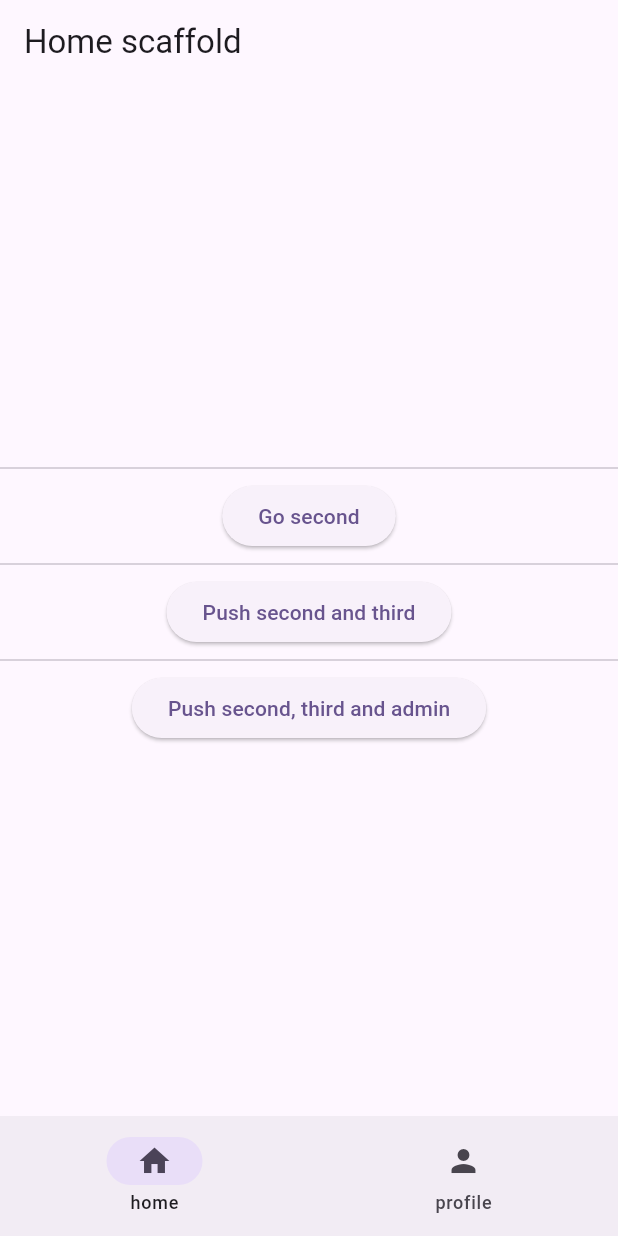
After one commit to melWiss/eazy_router, a Flutter app: the screen it shows after launch, on a phone screen of 412 x 824 dp. The commit adds this screen. Run offline on Flutter 3.47's test engine with Material 3 defaults, Android fonts, the phone set to English and light mode, and no system bars; our stand-ins replace glob; missing offline and left inert: analyzer, build, source_gen.

Commit message:
initial nested navigation support

```diff
--- a/eazy_router/lib/src/eazy_router.dart
+++ b/eazy_router/lib/src/eazy_router.dart
@@ -5,11 +5,13 @@ import 'package:eazy_router/src/other/eazy_route_middleware.dart';
 import 'package:flutter/widgets.dart';
 
 abstract class IEazyRouter with ChangeNotifier {
-  Map<String, EazyRoute Function(Map<String, String> params)> get routes;
+  Map<String, EazyRoute Function(Map<String, String>? params)> get routes;
+  IEazyRouter? get parent;
   void setInitialRoute(EazyRoute route);
+  EazyRoute? get initialRoute;
   void setNotFoundRoute(EazyRoute route);
   void registerRoutes(
-      Map<String, EazyRoute Function(Map<String, String> params)> routes);
+      Map<String, EazyRoute Function(Map<String, String>? params)> routes);
   Future<T?> push<T>(EazyRoute route);
   void pushTop<T>(EazyRoute route);
   void popTop();
@@ -25,6 +27,7 @@ abstract class IEazyRouter with ChangeNotifier {
   bool hasRoute(String name);
   List<EazyRoute> get routeStack;
   Uri get currentUri;
+  void setParentRouter(IEazyRouter? router);
 }
 
 class EazyRouter extends IEazyRouter {
@@ -33,8 +36,9 @@ class EazyRouter extends IEazyRouter {
   final List<Completer> _completersStack = [];
   EazyRoute? _initialRoute;
   EazyRoute? _notFoundRoute;
-  final Map<String, EazyRoute Function(Map<String, String> params)>
+  final Map<String, EazyRoute Function(Map<String, String>? params)>
       _registeredRoutes = {};
+  IEazyRouter? _parent;
 
   EazyRouter();
 
@@ -90,8 +94,11 @@ class EazyRouter extends IEazyRouter {
     _state.removeRange(_state.length - times, _state.length);
     _state = List.from(_state);
     notifyListeners();
-    _completersStack.last.complete(data);
-    _completersStack.removeLast();
+    if (_completersStack.isNotEmpty &&
+        data.runtimeType == _completersStack.last.runtimeType) {
+      _completersStack.last.complete(data);
+      _completersStack.removeLast();
+    }
   }
 
   @override
@@ -192,12 +199,12 @@ class EazyRouter extends IEazyRouter {
 
   @override
   void registerRoutes(
-      Map<String, EazyRoute Function(Map<String, String> params)> routes) {
+      Map<String, EazyRoute Function(Map<String, String>? params)> routes) {
     _registeredRoutes.addAll(routes);
   }
 
   @override
-  Map<String, EazyRoute Function(Map<String, String> params)> get routes =>
+  Map<String, EazyRoute Function(Map<String, String>? params)> get routes =>
       _registeredRoutes;
 
   @override
@@ -231,4 +238,15 @@ class EazyRouter extends IEazyRouter {
     _topRoutes = [];
     notifyListeners();
   }
+
+  @override
+  IEazyRouter? get parent => _parent;
+
+  @override
+  void setParentRouter(IEazyRouter? router) {
+    _parent = router;
+  }
+
+  @override
+  EazyRoute? get initialRoute => _initialRoute;
 }
--- a/eazy_router/lib/src/eazy_router_navigator.dart
+++ b/eazy_router/lib/src/eazy_router_navigator.dart
@@ -1,32 +1,42 @@
-import 'package:eazy_router/eazy_router.dart';
+import 'package:eazy_router/src/eazy_route.dart';
 import 'package:eazy_router/src/eazy_router.dart';
+import 'package:eazy_router/src/eazy_router_configuration.dart';
 import 'package:flutter/material.dart';
 import 'package:provider/provider.dart';
 export 'package:provider/provider.dart';
 
 class EazyRouterNavigator extends StatelessWidget {
   final IEazyRouter router;
-  final GlobalKey<NavigatorState>? navigatorKey;
+  final EazyRoute? initialRoute;
+  final EazyRoute? notFoundRoute;
 
   const EazyRouterNavigator({
     super.key,
+    this.initialRoute,
+    this.notFoundRoute,
     required this.router,
-    this.navigatorKey,
   });
 
   @override
   Widget build(BuildContext context) {
+    router.setParentRouter(context.router);
+    if (initialRoute != null) {
+      router.setInitialRoute(initialRoute!);
+    }
+    if (notFoundRoute != null) {
+      router.setInitialRoute(notFoundRoute!);
+    }
     return ChangeNotifierProvider<IEazyRouter>.value(
       value: router,
       builder: (_, __) => ListenableBuilder(
         listenable: router,
-        child: Navigator(
+        builder: (context, child) {
+          return Navigator(
             pages: router.routeStack
                 .map<Page>(
                   (r) => r.page,
                 )
                 .toList(),
-          key: navigatorKey,
             onGenerateRoute: (settings) {
               if (settings.name != null && router.hasRoute(settings.name!)) {
                 return router
@@ -34,23 +44,20 @@ class EazyRouterNavigator extends StatelessWidget {
                         (settings.arguments as Map<String, String>)
                     .page
                     .createRoute(context);
-            }
+              } else if (router.initialRoute != null) {
+                return router.initialRoute!.page.createRoute(context);
+              } else if (router.routes.isNotEmpty) {
                 return router.routes.values
-                .first(settings.arguments as Map<String, String>)
+                    .first(settings.arguments as Map<String, String>?)
                     .page
                     .createRoute(context);
+              }
+              return null;
             },
             onDidRemovePage: (page) {
               router.removePageRoute(page, notifyRootWidget: true);
             },
-        ),
-        builder: (context, child) {
-          if (child == null) {
-            return const Center(
-              child: CircularProgressIndicator(),
           );
-          }
-          return child;
         },
       ),
     );
--- a/full_example/lib/main.routes.dart
+++ b/full_example/lib/main.routes.dart
@@ -7,6 +7,7 @@
 import 'package:eazy_router/eazy_router.dart';
 import 'package:full_example/src/second.dart';
 import 'package:full_example/src/bottom_sheet.dart';
+import 'package:full_example/src/home_body.dart';
 import 'package:full_example/src/processing_dialog.dart';
 import 'package:full_example/src/third.dart';
 import 'package:full_example/src/admin_page.dart';
@@ -24,6 +25,11 @@ void registerRoutes() {
     {
       'bottom-sheet-example': (params) =>
           BottomSheetExampleRoute.fromQueryParam(params),
+    },
+  );
+  EazyRouterConfiguration.instance.router.registerRoutes(
+    {
+      'home-body': (params) => HomeBodyRoute.fromQueryParam(params),
     },
   );
   EazyRouterConfiguration.instance.router.registerRoutes(
--- a/full_example/lib/src/home.dart
+++ b/full_example/lib/src/home.dart
@@ -1,9 +1,7 @@
 import 'package:eazy_router/eazy_router.dart';
 import 'package:eazy_router/eazy_router_annotation.dart';
 import 'package:flutter/material.dart';
-import 'package:full_example/src/admin_page.dart';
-import 'package:full_example/src/second.dart';
-import 'package:full_example/src/third.dart';
+import 'package:full_example/src/home_body.dart';
 
 part 'home.g.dart';
 
@@ -22,61 +20,40 @@ class HomeScaffold extends StatefulWidget {
 
 class _HomeScaffoldState extends State<HomeScaffold> {
   DateTime? secondPagePoped;
+  int navigationBarIndex = 0;
+  IEazyRouter router = EazyRouter();
   @override
   Widget build(BuildContext context) {
     return Scaffold(
       appBar: AppBar(
         title: Text('Home ${widget.title ?? 'scaffold'}'),
       ),
-      bottomNavigationBar: NavigationBar(
-        selectedIndex: 0,
-        destinations: const [
-          NavigationDestination(icon: Icon(Icons.home), label: 'home'),
-          NavigationDestination(icon: Icon(Icons.person), label: 'profile'),
-        ],
-      ),
-      body: Center(
-        child: Column(
-          mainAxisSize: MainAxisSize.min,
-          children: [
-            if (secondPagePoped != null)
-              Text(
-                  "Second page was poped on: ${secondPagePoped!.toIso8601String()}"),
-            const Divider(),
-            ElevatedButton(
-              onPressed: () async {
-                // use context to push
-                secondPagePoped = await context.router
-                    ?.push<DateTime?>(SecondScaffoldRoute());
-                setState(() {});
+      bottomNavigationBar: ListenableBuilder(
+          listenable: router,
+          builder: (context, _) {
+            return NavigationBar(
+              selectedIndex: navigationBarIndex,
+              onDestinationSelected: (value) {
+                if (navigationBarIndex != value) {
+                  navigationBarIndex = value;
+                  if (navigationBarIndex == 0) {
+                    router.replaceRoutes([HomeBodyRoute(router: router)]);
+                  } else {
+                    router
+                        .replaceRoutes([HomeBodyRoute(router: router.parent!)]);
+                  }
+                }
               },
-              child: const Text('Go second'),
-            ),
-            const Divider(),
-            ElevatedButton(
-              onPressed: () {
-                // use context to push
-                context.router?.pushRoutes([
-                  SecondScaffoldRoute(),
-                  ThirdScaffoldRoute(),
-                ]);
-              },
-              child: const Text('Push second and third'),
-            ),
-            const Divider(),
-            ElevatedButton(
-              onPressed: () {
-                // use context to push
-                context.router?.pushRoutes([
-                  SecondScaffoldRoute(),
-                  ThirdScaffoldRoute(),
-                  AdminPageRoute(),
-                ]);
-              },
-              child: const Text('Push second, third and admin'),
-            ),
-          ],
-        ),
+              destinations: const [
+                NavigationDestination(icon: Icon(Icons.home), label: 'home'),
+                NavigationDestination(
+                    icon: Icon(Icons.person), label: 'profile'),
+              ],
+            );
+          }),
+      body: EazyRouterNavigator(
+        router: router,
+        initialRoute: HomeBodyRoute(router: router),
       ),
     );
   }
--- /dev/null
+++ b/full_example/lib/src/home_body.dart
@@ -0,0 +1,71 @@
+import 'package:eazy_router/eazy_router.dart';
+import 'package:eazy_router/eazy_router_annotation.dart';
+import 'package:flutter/material.dart';
+import 'package:full_example/src/admin_page.dart';
+import 'package:full_example/src/second.dart';
+import 'package:full_example/src/third.dart';
+
+part 'home_body.g.dart';
+
+@GenerateRoute(canPop: false)
+class HomeBody extends StatefulWidget {
+  const HomeBody({
+    this.router,
+    super.key,
+  });
+  final IEazyRouter? router;
+
+  @override
+  State<HomeBody> createState() => _HomeBodyState();
+}
+
+class _HomeBodyState extends State<HomeBody> {
+  DateTime? secondPagePoped;
+
+  @override
+  Widget build(BuildContext context) {
+    return Center(
+      child: Column(
+        mainAxisSize: MainAxisSize.min,
+        children: [
+          if (secondPagePoped != null)
+            Text(
+                "Second page was poped on: ${secondPagePoped!.toIso8601String()}"),
+          const Divider(),
+          ElevatedButton(
+            onPressed: () async {
+              // use context to push
+              secondPagePoped =
+                  await widget.router?.push<DateTime?>(SecondScaffoldRoute());
+              setState(() {});
+            },
+            child: const Text('Go second'),
+          ),
+          const Divider(),
+          ElevatedButton(
+            onPressed: () {
+              // use context to push
+              widget.router?.pushRoutes([
+                SecondScaffoldRoute(),
+                ThirdScaffoldRoute(),
+              ]);
+            },
+            child: const Text('Push second and third'),
+          ),
+          const Divider(),
+          ElevatedButton(
+            onPressed: () {
+              // use context to push
+              widget.router?.pushRoutes([
+                SecondScaffoldRoute(),
+                ThirdScaffoldRoute(),
+                AdminPageRoute(),
+              ]);
+            },
+            child: const Text('Push second, third and admin'),
+          ),
+        ],
+      ),
+    );
+  }
+}
```
Also changed, not shown: full_example/lib/src/home_body.g.dart (added). Lines whose indentation alone changed are shown as unchanged.
